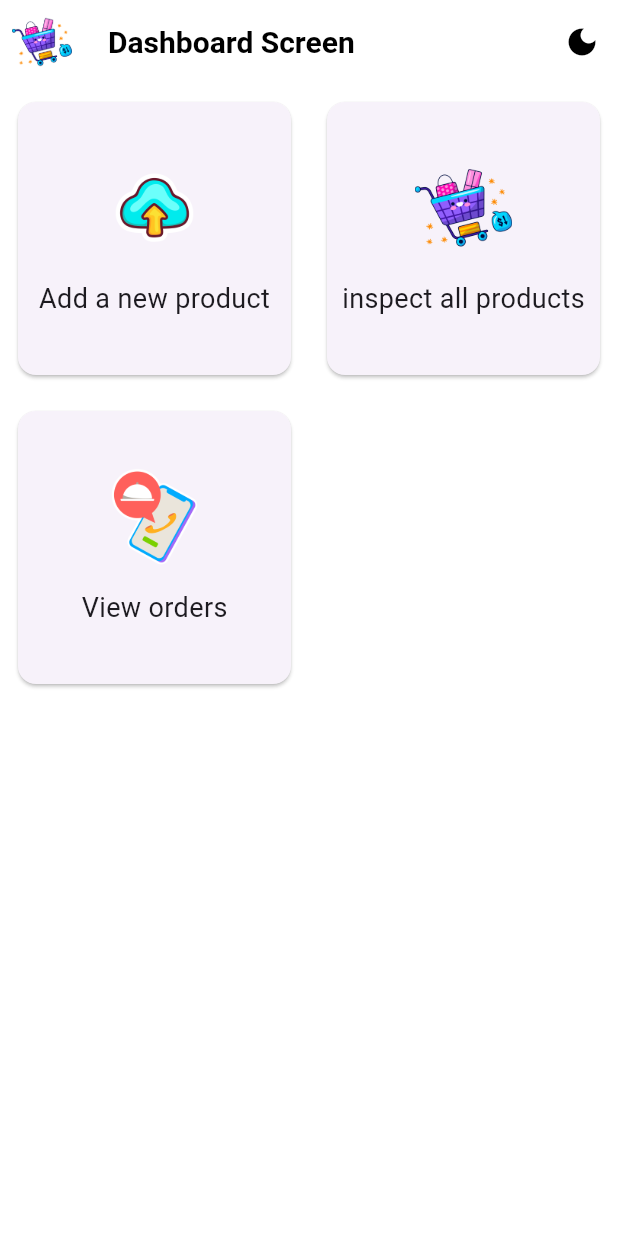
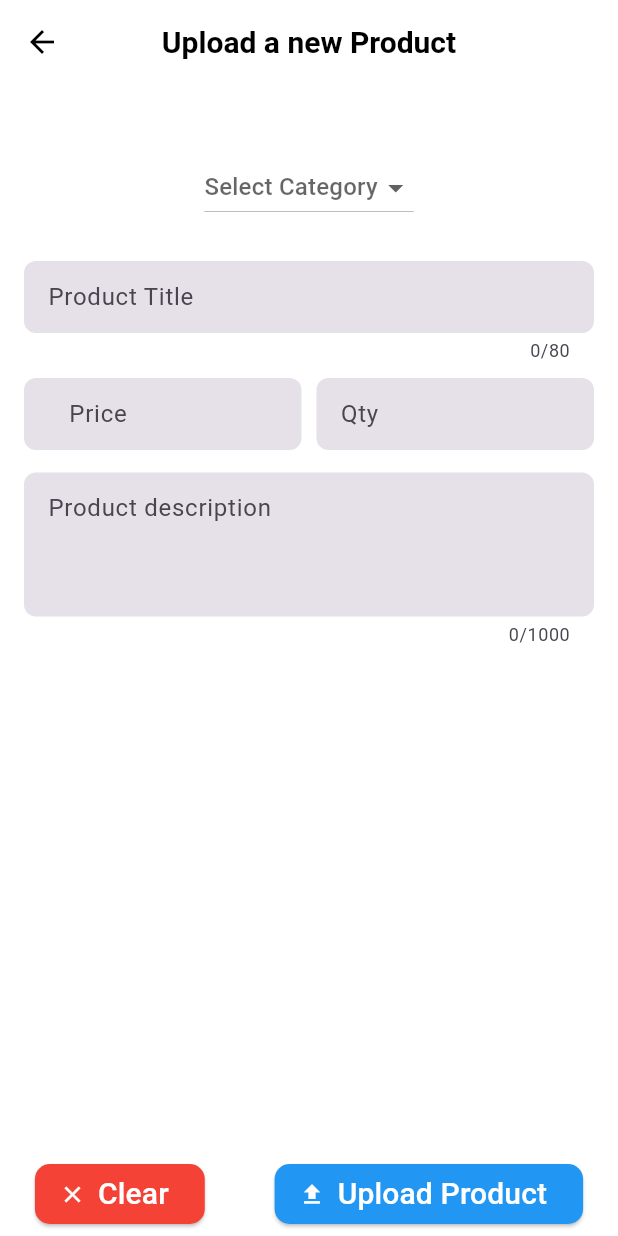
Before and after one commit to JacklynConn/shopsmart_admin, a Flutter app: the screen it shows after launch, after a tap on "Add a new product", on a phone screen of 412 x 824 dp. Run offline on Flutter 3.47's test engine with Material 3 defaults, Android fonts, the phone set to English and light mode, and no system bars; our stand-ins replace fancy_shimmer_image, image_picker, shared_preferences, shimmer; missing offline and left inert: dynamic_height_grid_view.

Commit message:
63. Start implementing the Upload Screen

```diff
--- a/lib/consts/app_constants.dart
+++ b/lib/consts/app_constants.dart
@@ -1,3 +1,5 @@
+import 'package:flutter/material.dart';
+
 class AppConstants {
   static const String productImageUrl =
       'https://i.ibb.co/8r1Ny2n/20-Nike-Air-Force-1-07.png';
@@ -7,7 +9,21 @@ class AppConstants {
     'Clothes',
     'Beauty',
     'Shoes',
-    'Funiture',
+    'Furniture',
     'Watches',
   ];
+
+  static List<DropdownMenuItem<String>>? get categoriesDropdownList {
+    List<DropdownMenuItem<String>>? menuItems =
+        List<DropdownMenuItem<String>>.generate(
+      categoriesList.length,
+      (index) => DropdownMenuItem(
+        value: categoriesList[index],
+        child: Text(
+          categoriesList[index],
+        ),
+      ),
+    );
+    return menuItems;
+  }
 }
--- a/lib/main.dart
+++ b/lib/main.dart
@@ -1,5 +1,6 @@
 import 'package:flutter/material.dart';
 import 'package:provider/provider.dart';
+import 'package:shopsmart_admin/screens/edite_upload_product_form.dart';
 import '/providers/product_provider.dart';
 import '/providers/theme_provider.dart';
 import '/screens/dashboard_screen.dart';
@@ -34,6 +35,8 @@ class MyApp extends StatelessWidget {
           routes: {
             OrdersScreenFree.routeName: (context) => const OrdersScreenFree(),
             SearchScreen.routeName: (context) => const SearchScreen(),
+            EditOrUploadProductScreen.routeName: (context) =>
+                const EditOrUploadProductScreen(),
           },
         );
       }),
--- a/lib/models/dashboard_btn_model.dart
+++ b/lib/models/dashboard_btn_model.dart
@@ -2,6 +2,7 @@ import 'package:flutter/cupertino.dart';
 import 'package:shopsmart_admin/screens/inner_screens/orders/orders_screen.dart';
 import 'package:shopsmart_admin/screens/search_screen.dart';
 
+import '../screens/edite_upload_product_form.dart';
 import '../services/assets_manager.dart';
 
 class DashboardButtonModel {
@@ -18,7 +19,9 @@ class DashboardButtonModel {
         DashboardButtonModel(
           title: "Add a new product",
           imagePath: AssetsManager.cloud,
-          onPressed: () {},
+          onPressed: () {
+            Navigator.pushNamed(context, EditOrUploadProductScreen.routeName);
+          },
         ),
         DashboardButtonModel(
           title: "inspect all products",
--- /dev/null
+++ b/lib/screens/edite_upload_product_form.dart
@@ -0,0 +1,318 @@
+import 'package:flutter/material.dart';
+import 'package:flutter/services.dart';
+import 'package:image_picker/image_picker.dart';
+import 'package:shopsmart_admin/consts/app_constants.dart';
+import 'package:shopsmart_admin/services/my_app_method.dart';
+import 'package:shopsmart_admin/widgets/title_text.dart';
+
+import '../consts/my_validators.dart';
+import '../widgets/subtitle_text.dart';
+
+class EditOrUploadProductScreen extends StatefulWidget {
+  static const routeName = "/EditOrUploadProductScreen";
+
+  const EditOrUploadProductScreen({super.key});
+
+  @override
+  State<EditOrUploadProductScreen> createState() =>
+      _EditOrUploadProductScreenState();
+}
+
+class _EditOrUploadProductScreenState extends State<EditOrUploadProductScreen> {
+  final _formKey = GlobalKey<FormState>();
+  XFile? _pickedImage;
+
+  late TextEditingController _titleController,
+      _priceController,
+      _descriptionController,
+      _quantityController;
+
+  String? _categoryValue;
+
+  @override
+  void initState() {
+    _titleController = TextEditingController();
+    _priceController = TextEditingController();
+    _descriptionController = TextEditingController();
+    _quantityController = TextEditingController();
+    super.initState();
+  }
+
+  @override
+  void dispose() {
+    _titleController.dispose();
+    _priceController.dispose();
+    _descriptionController.dispose();
+    _quantityController.dispose();
+    super.dispose();
+  }
+
+  void clearForm() {
+    _titleController.clear();
+    _priceController.clear();
+    _descriptionController.clear();
+    _quantityController.clear();
+    removePickedImage();
+  }
+
+  void removePickedImage() {
+    setState(() {
+      _pickedImage = null;
+    });
+  }
+
+  Future<void> _uploadProduct() async {
+    if (_categoryValue == null) {
+      MyAppMethods.showErrorORWarningDialog(
+        context: context,
+        subtitle: "Category is empty",
+        fct: () {},
+      );
+      return;
+    }
+    final isValid = _formKey.currentState!.validate();
+    FocusScope.of(context).unfocus();
+    if (isValid) {}
+  }
+
+  Future<void> _editProduct() async {
+    final isValid = _formKey.currentState!.validate();
+    FocusScope.of(context).unfocus();
+    if (isValid) {}
+  }
+
+  Future<void> localImagePicker() async {
+    final ImagePicker picker = ImagePicker();
+    await MyAppMethods.imagePickerDialog(
+      context: context,
+      cameraFCT: () async {
+        _pickedImage = await picker.pickImage(source: ImageSource.camera);
+        setState(() {});
+      },
+      galleryFCT: () async {
+        _pickedImage = await picker.pickImage(source: ImageSource.gallery);
+        setState(() {});
+      },
+      removeFCT: () {
+        setState(() {
+          _pickedImage = null;
+        });
+      },
+    );
+  }
+
+  @override
+  Widget build(BuildContext context) {
+    Size size = MediaQuery.of(context).size;
+    return GestureDetector(
+      onTap: () {
+        FocusScope.of(context).unfocus();
+      },
+      child: Scaffold(
+        bottomSheet: SizedBox(
+          height: kBottomNavigationBarHeight,
+          child: Material(
+            color: Theme.of(context).scaffoldBackgroundColor,
+            child: Row(
+              mainAxisAlignment: MainAxisAlignment.spaceAround,
+              children: [
+                ElevatedButton.icon(
+                  onPressed: () {},
+                  icon: const Icon(
+                    Icons.clear,
+                    color: Colors.white,
+                  ),
+                  label: const Text(
+                    "Clear",
+                    style: TextStyle(
+                      fontSize: 20,
+                      color: Colors.white,
+                    ),
+                  ),
+                  style: ElevatedButton.styleFrom(
+                    backgroundColor: Colors.red,
+                    shape: RoundedRectangleBorder(
+                      borderRadius: BorderRadius.circular(10),
+                    ),
+                  ),
+                ),
+                ElevatedButton.icon(
+                  onPressed: () {
+                    _uploadProduct();
+                  },
+                  icon: const Icon(
+                    Icons.upload,
+                    color: Colors.white,
+                  ),
+                  label: const Text(
+                    "Upload Product",
+                    style: TextStyle(
+                      fontSize: 20,
+                      color: Colors.white,
+                    ),
+                  ),
+                  style: ElevatedButton.styleFrom(
+                    backgroundColor: Colors.blue,
+                    shape: RoundedRectangleBorder(
+                      borderRadius: BorderRadius.circular(10),
+                    ),
+                  ),
+                ),
+              ],
+            ),
+          ),
+        ),
+        appBar: AppBar(
+          title: const TitlesTextWidget(label: "Upload a new Product"),
+          centerTitle: true,
+        ),
+        body: SafeArea(
+          child: SingleChildScrollView(
+            child: Column(
+              children: [
+                const SizedBox(
+                  height: 20,
+                ),
+                /* Image picker here ***********************************/
+
+                const SizedBox(
+                  height: 25,
+                ),
+                //TODO: Add Choose Category Widget
+                DropdownButton(
+                    hint: const Text("Select Category"),
+                    value: _categoryValue,
+                    items: AppConstants.categoriesDropdownList,
+                    onChanged: (String? value) {
+                      setState(() {
+                        _categoryValue = value;
+                      });
+                    }),
+                const SizedBox(
+                  height: 25,
+                ),
+                Padding(
+                  padding:
+                      const EdgeInsets.symmetric(horizontal: 16, vertical: 0),
+                  child: Form(
+                    key: _formKey,
+                    child: Column(
+                      children: [
+                        TextFormField(
+                          controller: _titleController,
+                          key: const ValueKey('Title'),
+                          maxLength: 80,
+                          minLines: 1,
+                          maxLines: 2,
+                          keyboardType: TextInputType.multiline,
+                          textInputAction: TextInputAction.newline,
+                          decoration: const InputDecoration(
+                            filled: true,
+                            contentPadding: EdgeInsets.all(12),
+                            hintText: 'Product Title',
+                          ),
+                          validator: (value) {
+                            return MyValidators.uploadProdTexts(
+                              value: value,
+                              toBeReturnedString: "Please enter a valid title",
+                            );
+                          },
+                        ),
+                        const SizedBox(
+                          height: 10,
+                        ),
+                        Row(
+                          children: [
+                            Flexible(
+                              flex: 1,
+                              child: TextFormField(
+                                controller: _priceController,
+                                key: const ValueKey('Price \$'),
+                                keyboardType: TextInputType.number,
+                                inputFormatters: <TextInputFormatter>[
+                                  FilteringTextInputFormatter.allow(
+                                    RegExp(r'^(\d+)?\.?\d{0,2}'),
+                                  ),
+                                ],
+                                decoration: const InputDecoration(
+                                    filled: true,
+                                    contentPadding: EdgeInsets.all(12),
+                                    hintText: 'Price',
+                                    prefix: SubtitleTextWidget(
+                                      label: "\$ ",
+                                      color: Colors.blue,
+                                      fontSize: 16,
+                                    )),
+                                validator: (value) {
+                                  return MyValidators.uploadProdTexts(
+                                    value: value,
+                                    toBeReturnedString: "Price is missing",
+                                  );
+                                },
+                              ),
+                            ),
+                            const SizedBox(
+                              width: 10,
+                            ),
+                            Flexible(
+                              flex: 1,
+                              child: TextFormField(
+                                inputFormatters: [
+                                  FilteringTextInputFormatter.digitsOnly
+                                ],
+                                controller: _quantityController,
+                                keyboardType: TextInputType.number,
+                                key: const ValueKey('Quantity'),
+                                decoration: const InputDecoration(
+                                  filled: true,
+                                  contentPadding: EdgeInsets.all(12),
+                                  hintText: 'Qty',
+                                ),
+                                validator: (value) {
+                                  return MyValidators.uploadProdTexts(
+                                    value: value,
+                                    toBeReturnedString: "Quantity is missed",
+                                  );
+                                },
+                              ),
+                            ),
+                          ],
+                        ),
+                        const SizedBox(height: 15),
+                        TextFormField(
+                          key: const ValueKey('Description'),
+                          controller: _descriptionController,
+                          minLines: 3,
+                          maxLines: 8,
+                          maxLength: 1000,
+                          textCapitalization: TextCapitalization.sentences,
+                          decoration: const InputDecoration(
+                            filled: true,
+                            contentPadding: EdgeInsets.all(12),
+                            hintText: 'Product description',
+                          ),
+                          validator: (value) {
+                            return MyValidators.uploadProdTexts(
+                              value: value,
+                              toBeReturnedString: "Description is missed",
+                            );
+                          },
+                          onTap: () {},
+                        ),
+                      ],
+                    ),
+                  ),
+                ),
+                SizedBox(
+                  height: WidgetsBinding.instance.window.viewInsets.bottom > 0.0
+                      ? 10
+                      : kBottomNavigationBarHeight + 10,
+                )
+              ],
+            ),
+          ),
+        ),
+      ),
+    );
+  }
+}
```
